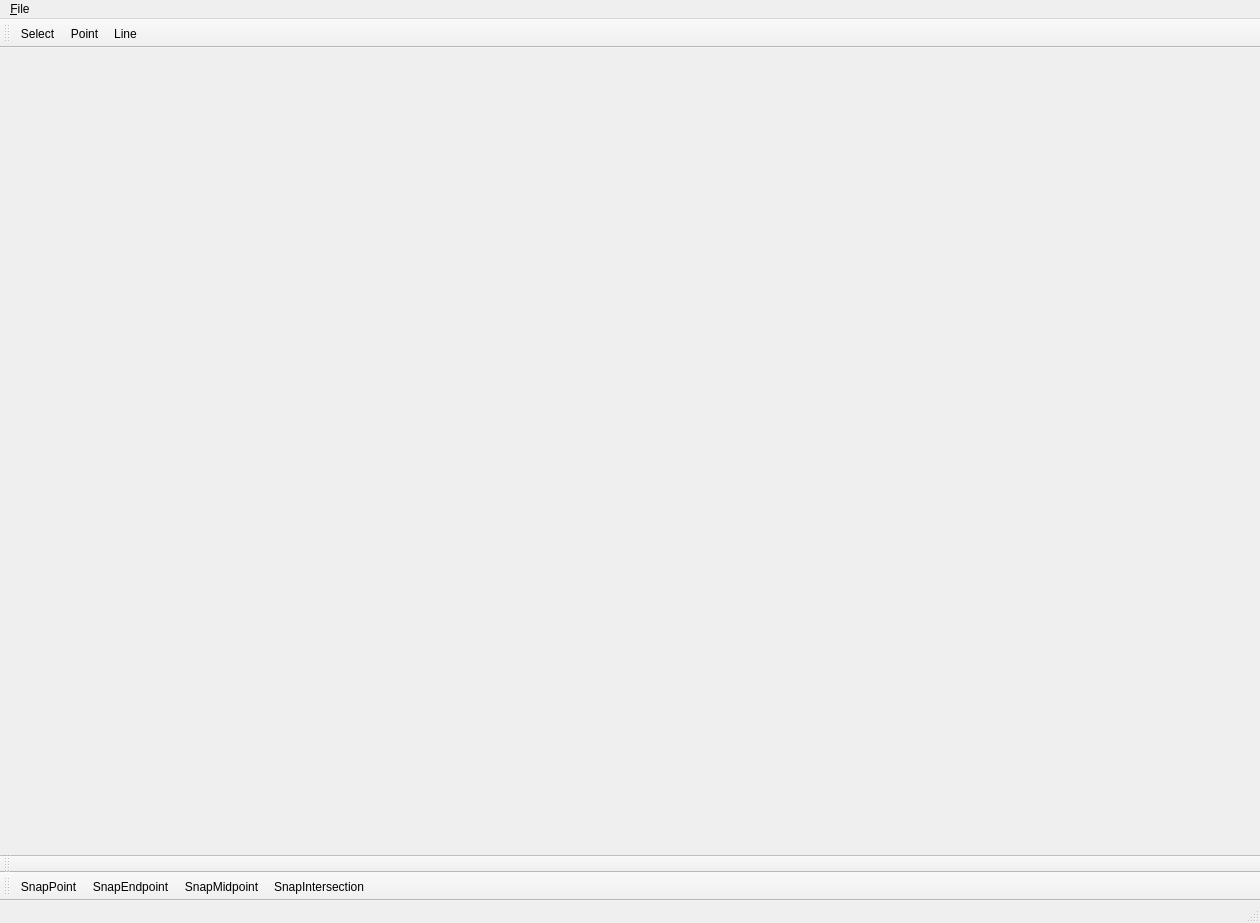
The window that src/mainwindow.ui (ThKattanek/simply_2d_cad) describes before a commit, drawn with Qt 5.
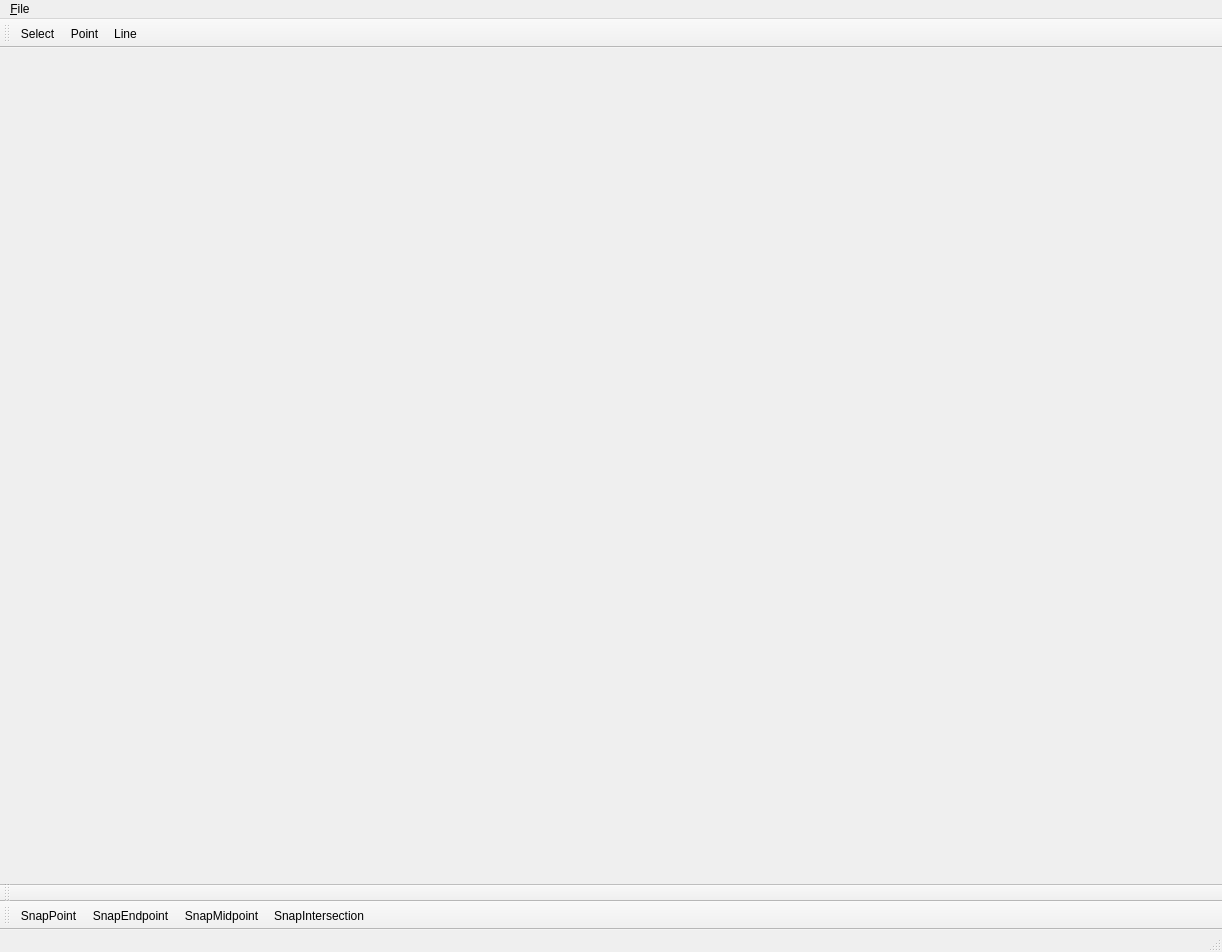
The same window after the commit. Icons and pictures are not drawn.

Patch:
```diff
--- a/src/mainwindow.ui
+++ b/src/mainwindow.ui
@@ -6,8 +6,8 @@
    <rect>
     <x>0</x>
     <y>0</y>
-    <width>1260</width>
-    <height>923</height>
+    <width>1222</width>
+    <height>952</height>
    </rect>
   </property>
   <property name="windowTitle">
@@ -21,8 +21,8 @@
     <rect>
      <x>0</x>
      <y>0</y>
-     <width>1260</width>
-     <height>21</height>
+     <width>1222</width>
+     <height>22</height>
     </rect>
    </property>
    <widget class="QMenu" name="menu_File">
```
